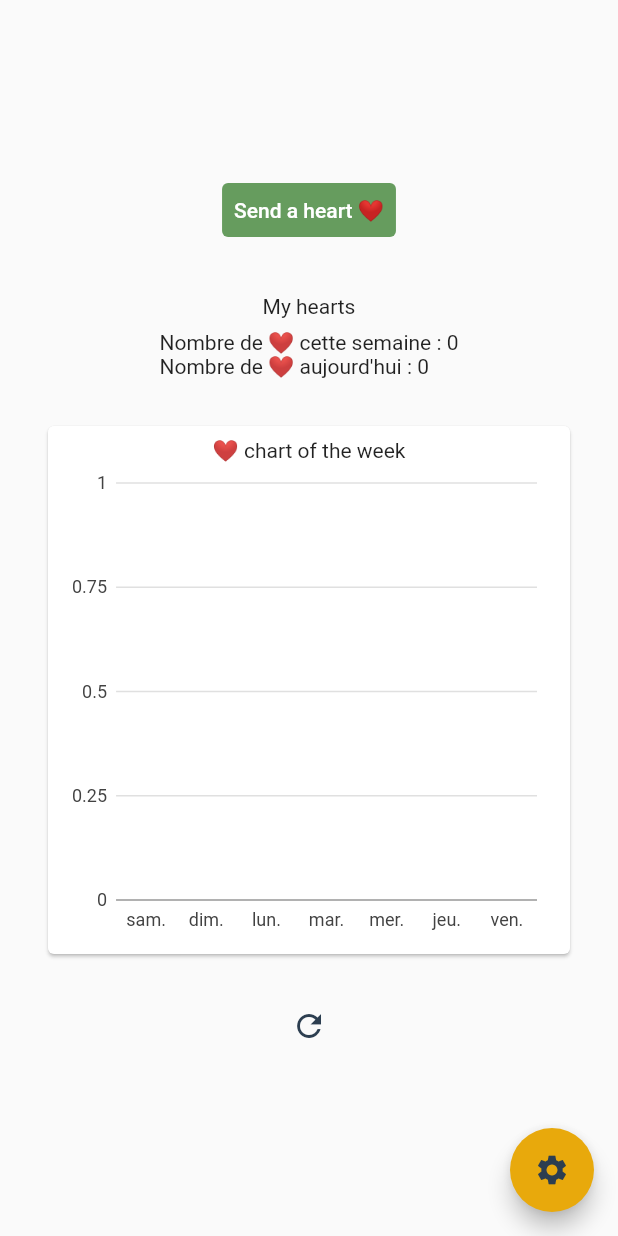
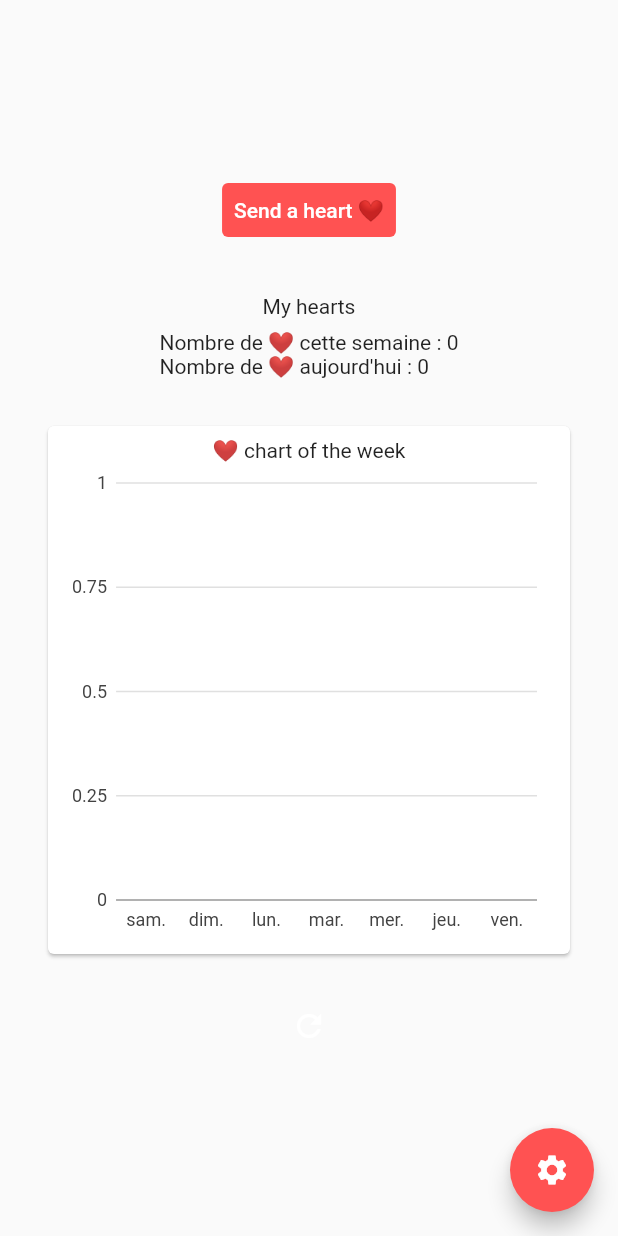
Before and after one commit to CedricBardaine/hearts_sender, a Flutter app: the screen it shows once a user with an empty profile is signed in, after a tap on the "refresh" icon, on a phone screen of 412 x 824 dp. Run offline on Flutter 3.47's test engine with Material 2 defaults, Android fonts, the phone set to English and light mode, and no system bars; our stand-ins replace charts_flutter, cloud_firestore, firebase_auth, firebase_core, google_sign_in; accounts and stored records are empty.

Commit message:
change color scheme & add note in README

```diff
--- a/lib/colors.dart
+++ b/lib/colors.dart
@@ -1,5 +1,5 @@
 class CustomColors {
-  static const PRIMARY = 0xFF669C5E,
-      SECONDARY = 0xFFE8A90C,
-      TERTIARY = 0xFF2C3E50;
+  static const PRIMARY = 0xFFF44336, // Material red
+      SECONDARY = 0xFFFF5252; // Material red accent
+
 }
--- a/lib/main.dart
+++ b/lib/main.dart
@@ -1,5 +1,3 @@
-// TODO: change colors in this application :)
-
 import 'package:firebase_core/firebase_core.dart';
 import 'package:flutter/material.dart';
 import 'package:hearts_sender/colors.dart';
@@ -36,20 +34,6 @@ class MyApp extends StatelessWidget {
                 // Notice that the counter didn't reset back to zero; the application
                 // is not restarted.
 
-                // 0xFF669C5E
-                primarySwatch:
-                    const MaterialColor(0xFF669C5E, const <int, Color>{
-                  50: const Color(0xFF669C5E),
-                  100: const Color(0xFF669C5E),
-                  200: const Color(0xFF669C5E),
-                  300: const Color(0xFF669C5E),
-                  400: const Color(0xFF669C5E),
-                  500: const Color(0xFF669C5E),
-                  600: const Color(0xFF669C5E),
-                  700: const Color(0xFF669C5E),
-                  800: const Color(0xFF669C5E),
-                  900: const Color(0xFF669C5E),
-                }),
                 primaryColor: Color(CustomColors.PRIMARY),
                 accentColor: Color(CustomColors.SECONDARY),
 
@@ -59,6 +43,7 @@ class MyApp extends StatelessWidget {
                 visualDensity: VisualDensity.adaptivePlatformDensity,
               ),
               home: Home(),
+              debugShowCheckedModeBanner: false,
             );
 
           return Loading();
--- a/lib/pages/home.dart
+++ b/lib/pages/home.dart
@@ -1,3 +1,5 @@
+// TODO: allow to delete the hearts
+//
 import 'dart:developer';
 
 import 'package:cloud_firestore/cloud_firestore.dart';
@@ -79,10 +81,10 @@ class _HomeState extends State<Home> {
                             (Set<MaterialState> states) {
                               if (states.contains(MaterialState.pressed))
                                 // return Theme.of(context).colorScheme.secondary; // this way uses the defined property of ThemData of the MaterialApp()
-                                return Color(CustomColors.SECONDARY);
-                              return Theme.of(context)
-                                  .colorScheme
-                                  .primary; // Use the component's default.
+                                return Color(CustomColors.PRIMARY);
+                              else
+                                return Color(CustomColors
+                                    .SECONDARY); // Use the component's default.
                             },
                           ),
                         ),
@@ -117,7 +119,7 @@ class _HomeState extends State<Home> {
                   ),
                   IconButton(
                       icon: Icon(Icons.refresh),
-                      color: Color(CustomColors.TERTIARY),
+                      color: Colors.white,
                       onPressed: () {
                         //
                         if (_lastRefresh <
@@ -134,8 +136,7 @@ class _HomeState extends State<Home> {
                           // show notification
                           ScaffoldMessenger.of(context).showSnackBar(SnackBar(
                             content: const Text("Doucement.",
-                                style: TextStyle(
-                                    color: Color(CustomColors.TERTIARY))),
+                                style: TextStyle(color: Colors.white)),
                             duration: const Duration(seconds: 3),
                             backgroundColor: Color(CustomColors.SECONDARY),
                           ));
@@ -154,7 +155,7 @@ class _HomeState extends State<Home> {
         tooltip: "Mes paramètres",
         child: Icon(
           Icons.settings,
-          color: Color(CustomColors.TERTIARY),
+          color: Colors.white,
         ),
       ),
     );
--- a/lib/pages/settings.dart
+++ b/lib/pages/settings.dart
@@ -99,8 +99,7 @@ class _SettingsState extends State<Settings> {
                         // And show notification
                         ScaffoldMessenger.of(context).showSnackBar(SnackBar(
                           content: const Text("Identifiant copié.",
-                              style: TextStyle(
-                                  color: Color(CustomColors.TERTIARY))),
+                              style: TextStyle(color: Colors.white)),
                           duration: const Duration(seconds: 3),
                           backgroundColor: Color(CustomColors.SECONDARY),
                         ));
```
Also changed, not shown: 1 other file.
